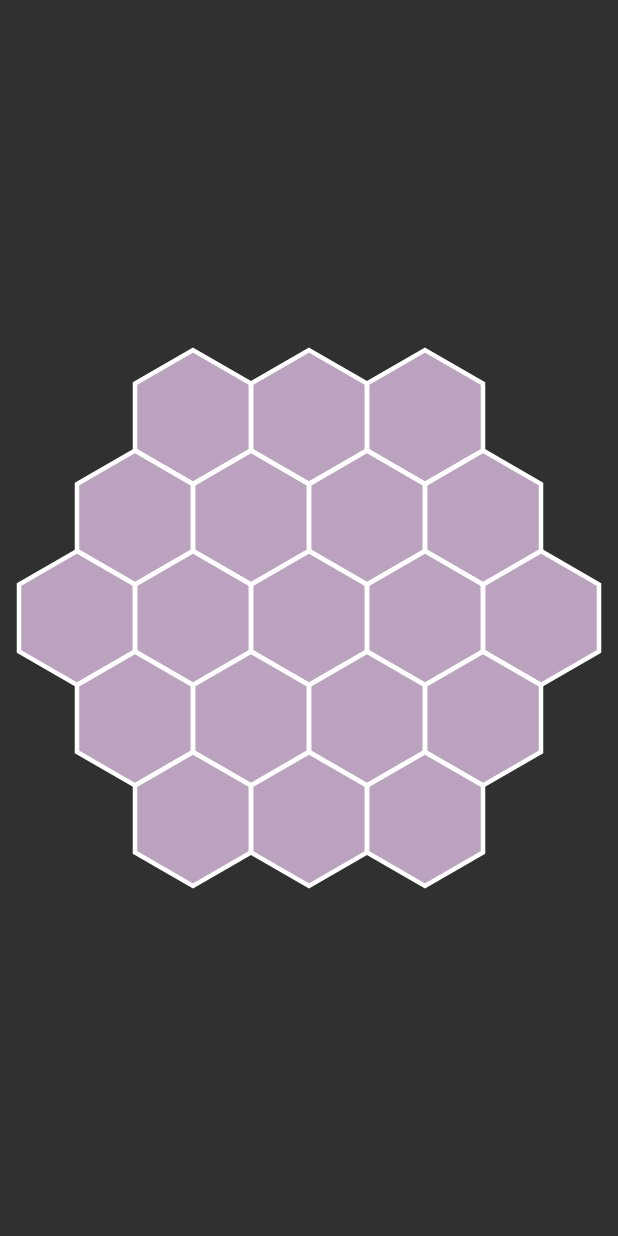
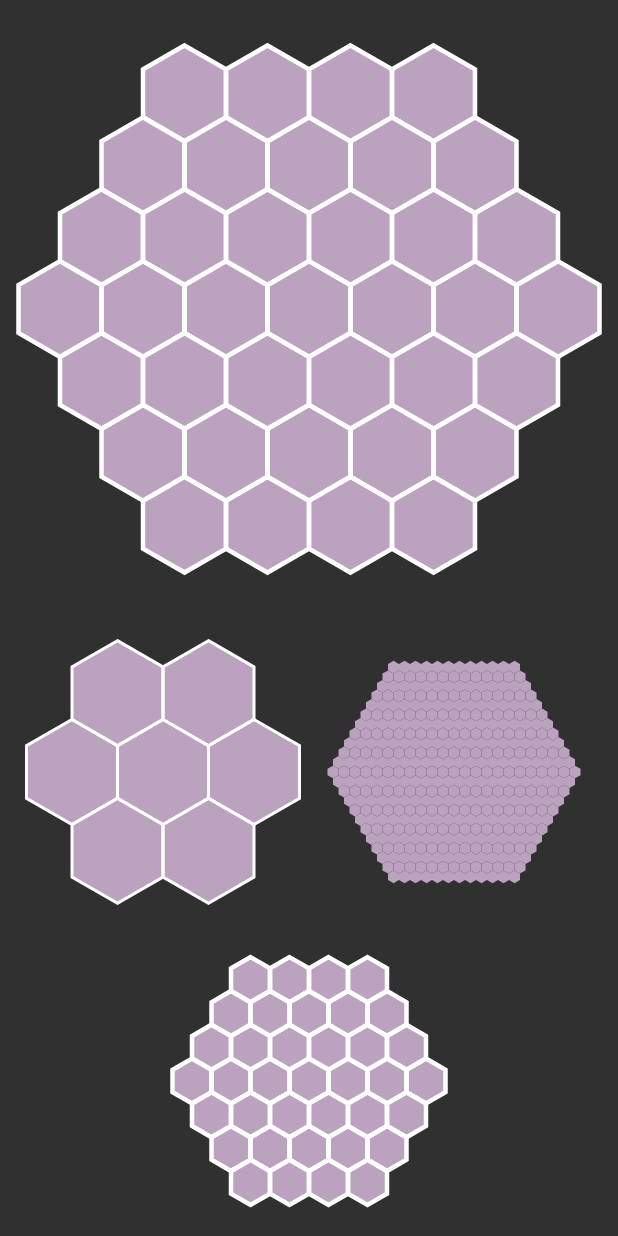
Before and after one commit to tw0reck1/ColorPickerView, an Android app: the screen it shows after launch (MainActivity), on a phone screen of 412 x 824 dp. Run offline under Robolectric (Android 15) with nearby library versions, the phone set to English and light mode, and no system bars.

Commit message:
Added more samples

```diff
--- a/sample/src/main/java/tw0reck1/colorpickerapp/MainActivity.java
+++ b/sample/src/main/java/tw0reck1/colorpickerapp/MainActivity.java
@@ -2,6 +2,7 @@ package tw0reck1.colorpickerapp;
 
 import android.support.v7.app.AppCompatActivity;
 import android.os.Bundle;
+import android.view.View;
 
 import tw0reck1.colorpicker.ColorPickerView;
 import tw0reck1.colorpicker.OnColorPickedListener;
@@ -9,20 +10,33 @@ import tw0reck1.colorpicker.OnColorPickedListener;
 /** @author Adrian Tworkowski */
 public class MainActivity extends AppCompatActivity implements OnColorPickedListener {
 
-    private ColorPickerView mColorPickerView;
+    private View mLayout;
 
     @Override
     protected void onCreate(Bundle savedInstanceState) {
         super.onCreate(savedInstanceState);
         setContentView(R.layout.activity_main);
 
-        mColorPickerView = (ColorPickerView) findViewById(R.id.colorview);
-        mColorPickerView.setOnColorPickedListener(this);
+        mLayout = findViewById(R.id.layout);
+
+        ColorPickerView colorPickerView1, colorPickerView2, colorPickerView3, colorPickerView4;
+
+        colorPickerView1 = (ColorPickerView) findViewById(R.id.colorview1);
+        colorPickerView1.setOnColorPickedListener(this);
+
+        colorPickerView2 = (ColorPickerView) findViewById(R.id.colorview2);
+        colorPickerView2.setOnColorPickedListener(this);
+
+        colorPickerView3 = (ColorPickerView) findViewById(R.id.colorview3);
+        colorPickerView3.setOnColorPickedListener(this);
+
+        colorPickerView4 = (ColorPickerView) findViewById(R.id.colorview4);
+        colorPickerView4.setOnColorPickedListener(this);
     }
 
     @Override
     public void onColorPicked(int color) {
-        mColorPickerView.setBackgroundColor(color);
+        mLayout.setBackgroundColor(color);
     }
 
 }
--- a/sample/src/main/res/layout/activity_main.xml
+++ b/sample/src/main/res/layout/activity_main.xml
@@ -1,18 +1,57 @@
 <?xml version="1.0" encoding="utf-8"?>
-<RelativeLayout xmlns:android="http://schemas.android.com/apk/res/android"
+<LinearLayout xmlns:android="http://schemas.android.com/apk/res/android"
     xmlns:tools="http://schemas.android.com/tools"
+    xmlns:app="http://schemas.android.com/apk/res-auto"
+    android:id="@+id/layout"
     android:layout_width="match_parent"
     android:layout_height="match_parent"
-    xmlns:app="http://schemas.android.com/apk/res-auto"
+    android:orientation="vertical"
     tools:context="tw0reck1.colorpickerapp.MainActivity">
 
     <tw0reck1.colorpicker.ColorPickerView
-        android:id="@+id/colorview"
+        android:id="@+id/colorview1"
         android:layout_width="match_parent"
-        android:layout_height="match_parent"
+        android:layout_height="0dp"
+        android:layout_weight="2"
         android:padding="12dp"
-        app:cpv_radius="3"
+        app:cpv_radius="4"
         app:cpv_stroke_width="3dp"
         app:cpv_stroke_color="@android:color/white"/>
 
-</RelativeLayout>
+    <LinearLayout
+        android:layout_width="match_parent"
+        android:layout_height="0dp"
+        android:layout_weight="1"
+        android:padding="12dp"
+        android:orientation="horizontal">
+
+        <tw0reck1.colorpicker.ColorPickerView
+            android:id="@+id/colorview2"
+            android:layout_width="0dp"
+            android:layout_height="match_parent"
+            android:layout_weight="1"
+            app:cpv_radius="2"
+            app:cpv_stroke_width="2dp"
+            app:cpv_stroke_color="@android:color/white"/>
+
+        <tw0reck1.colorpicker.ColorPickerView
+            android:id="@+id/colorview3"
+            android:layout_width="0dp"
+            android:layout_height="match_parent"
+            android:layout_weight="1"
+            app:cpv_radius="12"
+            app:cpv_stroke_color="@android:color/white"/>
+
+    </LinearLayout>
+
+    <tw0reck1.colorpicker.ColorPickerView
+        android:id="@+id/colorview4"
+        android:layout_width="match_parent"
+        android:layout_height="0dp"
+        android:layout_weight="1"
+        android:padding="12dp"
+        app:cpv_radius="4"
+        app:cpv_stroke_width="3dp"
+        app:cpv_stroke_color="@android:color/white"/>
+
+</LinearLayout>
```
Also changed, not shown: 1 other file.
